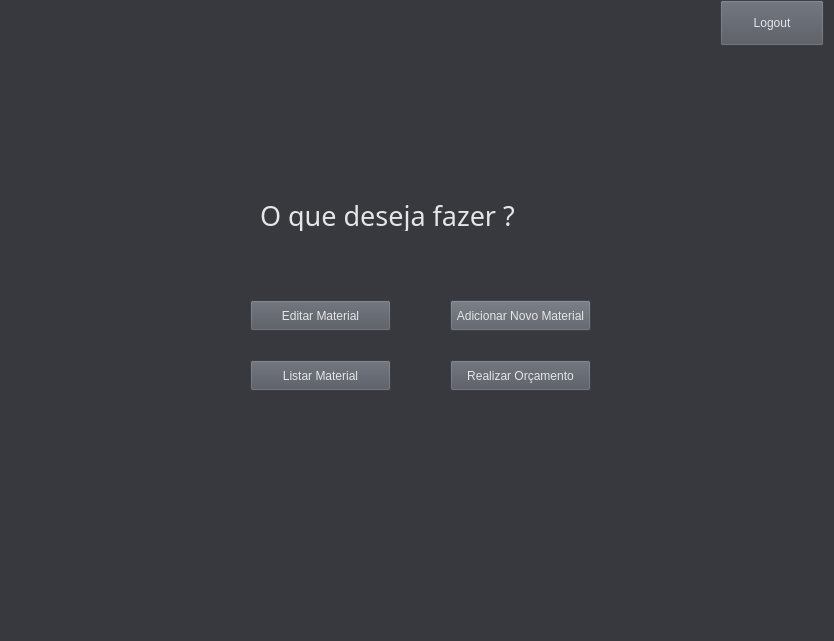
The window that SYSTEM CONTROL/Orçamento/menu_Principal.ui (victorkok/OPE-Oficina-Mecanica) describes before a commit, drawn with Qt 5.
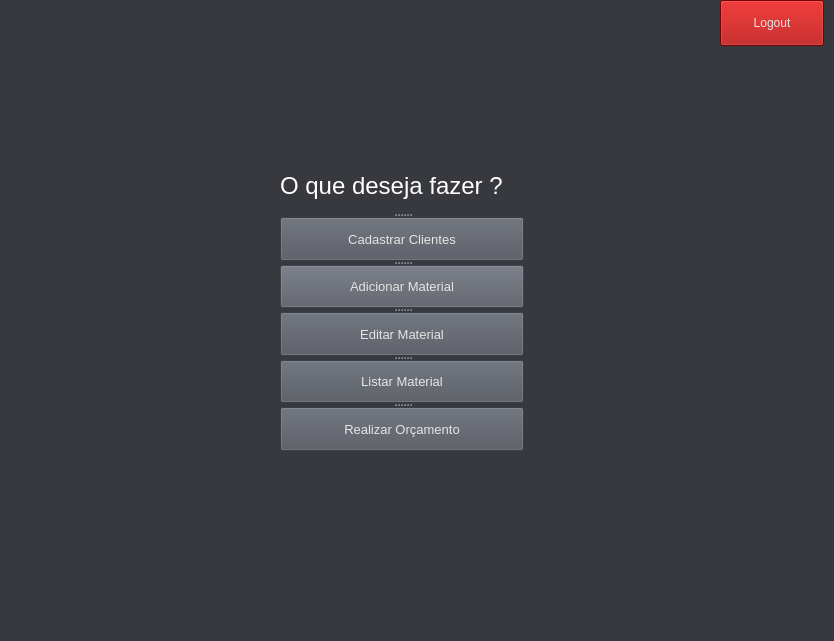
The same window after the commit.

The edit to the form file:
```diff
--- a/SYSTEM CONTROL/Orçamento/menu_Principal.ui
+++ b/SYSTEM CONTROL/Orçamento/menu_Principal.ui
@@ -45,57 +45,6 @@
      <string/>
     </property>
    </widget>
-   <widget class="QLabel" name="label_2">
-    <property name="geometry">
-     <rect>
-      <x>260</x>
-      <y>200</y>
-      <width>331</width>
-      <height>31</height>
-     </rect>
-    </property>
-    <property name="font">
-     <font>
-      <family>Mercado</family>
-      <pointsize>20</pointsize>
-     </font>
-    </property>
-    <property name="text">
-     <string>O que deseja fazer ?</string>
-    </property>
-   </widget>
-   <widget class="QPushButton" name="button_produtos">
-    <property name="geometry">
-     <rect>
-      <x>250</x>
-      <y>360</y>
-      <width>141</width>
-      <height>31</height>
-     </rect>
-    </property>
-    <property name="styleSheet">
-     <string notr="true">background-color: rgb(81, 85, 94);</string>
-    </property>
-    <property name="text">
-     <string>Listar Material</string>
-    </property>
-   </widget>
-   <widget class="QPushButton" name="material">
-    <property name="geometry">
-     <rect>
-      <x>450</x>
-      <y>300</y>
-      <width>141</width>
-      <height>31</height>
-     </rect>
-    </property>
-    <property name="styleSheet">
-     <string notr="true">background-color: rgb(88, 92, 102);</string>
-    </property>
-    <property name="text">
-     <string>Adicionar Novo Material</string>
-    </property>
-   </widget>
    <widget class="QPushButton" name="logout">
     <property name="geometry">
      <rect>
@@ -117,43 +66,110 @@
      </font>
     </property>
     <property name="styleSheet">
-     <string notr="true">background-color: rgb(81, 85, 94);</string>
+     <string notr="true">
+background-color: rgb(170, 0, 0);</string>
     </property>
     <property name="text">
      <string>Logout</string>
     </property>
    </widget>
-   <widget class="QPushButton" name="button_estoque_2">
+   <widget class="QSplitter" name="splitter">
     <property name="geometry">
      <rect>
-      <x>250</x>
-      <y>300</y>
-      <width>141</width>
-      <height>31</height>
+      <x>280</x>
+      <y>160</y>
+      <width>244</width>
+      <height>291</height>
      </rect>
     </property>
-    <property name="styleSheet">
-     <string notr="true">background-color: rgb(81, 85, 94);</string>
+    <property name="orientation">
+     <enum>Qt::Vertical</enum>
     </property>
-    <property name="text">
-     <string>Editar Material</string>
-    </property>
-   </widget>
-   <widget class="QPushButton" name="button_orca">
-    <property name="geometry">
-     <rect>
-      <x>450</x>
-      <y>360</y>
-      <width>141</width>
-      <height>31</height>
-     </rect>
-    </property>
-    <property name="styleSheet">
-     <string notr="true">background-color: rgb(81, 85, 94);</string>
-    </property>
-    <property name="text">
-     <string>Realizar Orçamento</string>
-    </property>
+    <widget class="QLabel" name="label_2">
+     <property name="font">
+      <font>
+       <family>MS Shell Dlg 2</family>
+       <pointsize>18</pointsize>
+      </font>
+     </property>
+     <property name="frameShape">
+      <enum>QFrame::NoFrame</enum>
+     </property>
+     <property name="frameShadow">
+      <enum>QFrame::Sunken</enum>
+     </property>
+     <property name="text">
+      <string>&lt;html&gt;&lt;head/&gt;&lt;body&gt;&lt;p&gt;&lt;span style=&quot; color:#ffffff;&quot;&gt;O que deseja fazer ?&lt;/span&gt;&lt;/p&gt;&lt;/body&gt;&lt;/html&gt;</string>
+     </property>
+     <property name="margin">
+      <number>0</number>
+     </property>
+    </widget>
+    <widget class="QPushButton" name="button_cadastro">
+     <property name="font">
+      <font>
+       <pointsize>10</pointsize>
+      </font>
+     </property>
+     <property name="styleSheet">
+      <string notr="true">background-color: rgb(81, 85, 94);</string>
+     </property>
+     <property name="text">
+      <string>Cadastrar Clientes</string>
+     </property>
+    </widget>
+    <widget class="QPushButton" name="material">
+     <property name="font">
+      <font>
+       <pointsize>10</pointsize>
+      </font>
+     </property>
+     <property name="styleSheet">
+      <string notr="true">background-color: rgb(88, 92, 102);</string>
+     </property>
+     <property name="text">
+      <string>Adicionar Material</string>
+     </property>
+    </widget>
+    <widget class="QPushButton" name="button_estoque_2">
+     <property name="font">
+      <font>
+       <pointsize>10</pointsize>
+      </font>
+     </property>
+     <property name="styleSheet">
+      <string notr="true">background-color: rgb(81, 85, 94);</string>
+     </property>
+     <property name="text">
+      <string>Editar Material</string>
+     </property>
+    </widget>
+    <widget class="QPushButton" name="button_produtos">
+     <property name="font">
+      <font>
+       <pointsize>10</pointsize>
+      </font>
+     </property>
+     <property name="styleSheet">
+      <string notr="true">background-color: rgb(81, 85, 94);</string>
+     </property>
+     <property name="text">
+      <string>Listar Material</string>
+     </property>
+    </widget>
+    <widget class="QPushButton" name="button_orca">
+     <property name="font">
+      <font>
+       <pointsize>10</pointsize>
+      </font>
+     </property>
+     <property name="styleSheet">
+      <string notr="true">background-color: rgb(81, 85, 94);</string>
+     </property>
+     <property name="text">
+      <string>Realizar Orçamento</string>
+     </property>
+    </widget>
    </widget>
   </widget>
   <widget class="QMenuBar" name="menubar">
```
Left out of the diff: 5 changed lines with no effect on the pictures.
